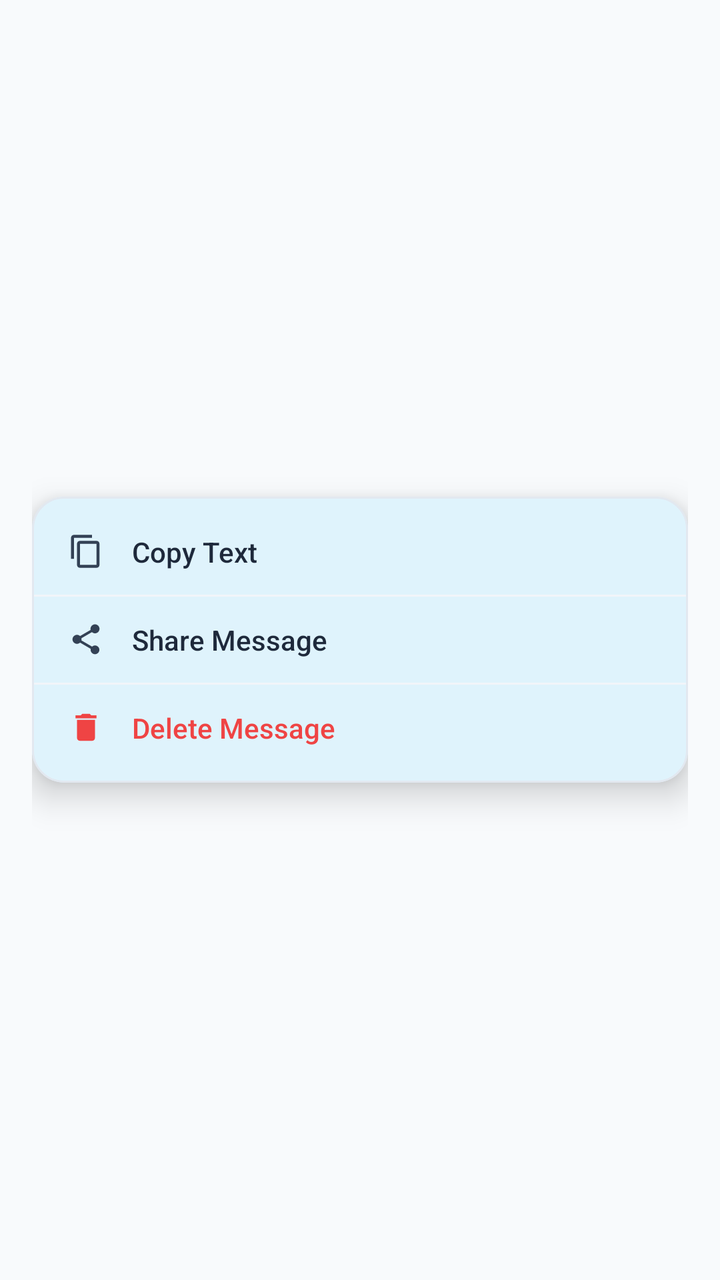
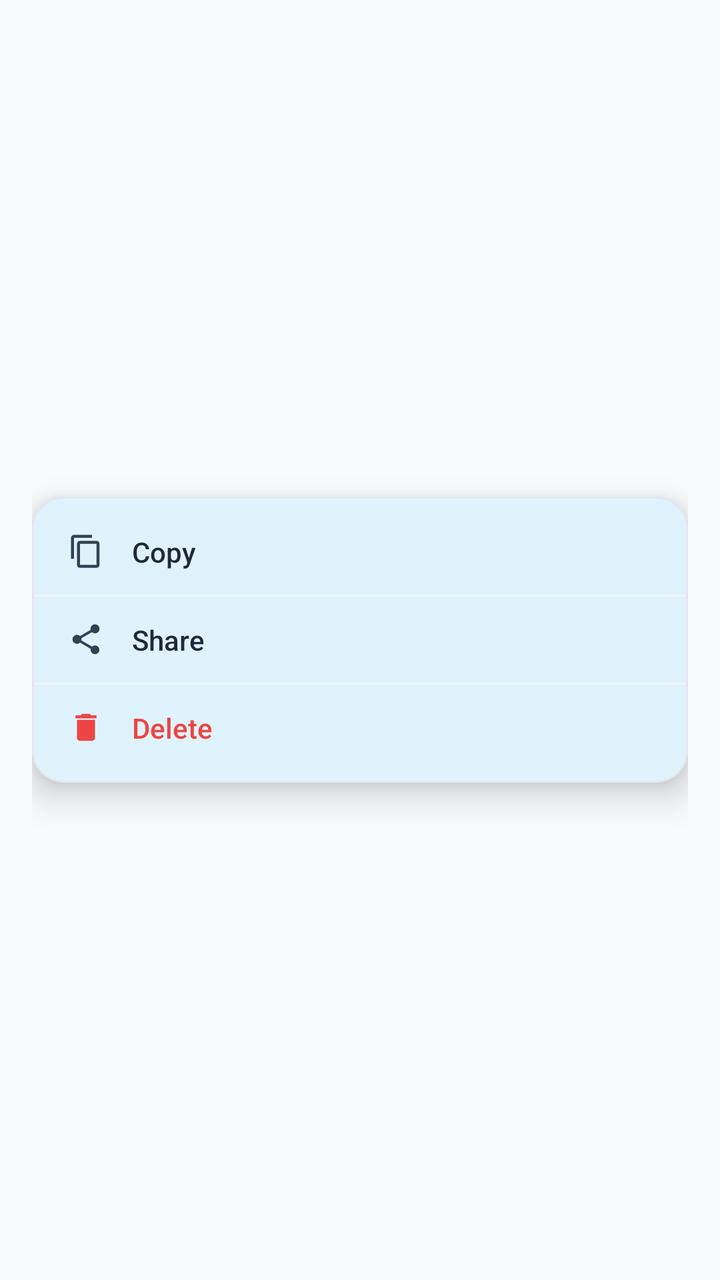

Two renders of the same Android screen: before a commit and after it. Below are the layout's source before the change and the commit's diff.
<!-- AndroidManifest.xml: application theme Theme.RealConnect -->
<!-- res/layout/dialog_message_options.xml -->
<?xml version="1.0" encoding="utf-8"?>
<FrameLayout xmlns:android="http://schemas.android.com/apk/res/android"
    xmlns:app="http://schemas.android.com/apk/res-auto"
    android:layout_width="wrap_content"
    android:layout_height="wrap_content"
    android:background="@android:color/transparent"
    android:padding="16dp">

    <com.google.android.material.card.MaterialCardView
        android:layout_width="wrap_content"
        android:layout_height="wrap_content"
        android:layout_gravity="center"
        app:cardBackgroundColor="#FFFFFF"
        app:cardCornerRadius="16dp"
        app:cardElevation="10dp"
        app:strokeColor="#E2E8F0"
        app:strokeWidth="1dp">

        <LinearLayout
            android:layout_width="wrap_content"
            android:layout_height="wrap_content"
            android:orientation="vertical"
            android:paddingVertical="6dp">

            
            <LinearLayout
                android:id="@+id/action_copy_msg"
                android:layout_width="match_parent"
                android:layout_height="wrap_content"
                android:background="?attr/selectableItemBackground"
                android:clickable="true"
                android:focusable="true"
                android:gravity="center_vertical"
                android:orientation="horizontal"
                android:paddingHorizontal="18dp"
                android:paddingVertical="12dp">

                <ImageView
                    android:layout_width="18dp"
                    android:layout_height="18dp"
                    android:src="@drawable/ic_copy"
                    app:tint="#334155" />

                <TextView
                    android:layout_width="wrap_content"
                    android:layout_height="wrap_content"
                    android:layout_marginStart="14dp"
                    android:fontFamily="sans-serif-medium"
                    android:text="Copy Text"
                    android:textColor="#1E293B"
                    android:textSize="14sp" />
            </LinearLayout>

            <View
                android:layout_width="match_parent"
                android:layout_height="1dp"
                android:background="#F1F5F9" />

            
            <LinearLayout
                android:id="@+id/action_share_msg"
                android:layout_width="match_parent"
                android:layout_height="wrap_content"
                android:background="?attr/selectableItemBackground"
                android:clickable="true"
                android:focusable="true"
                android:gravity="center_vertical"
                android:orientation="horizontal"
                android:paddingHorizontal="18dp"
                android:paddingVertical="12dp">

                <ImageView
                    android:layout_width="18dp"
                    android:layout_height="18dp"
                    android:src="@drawable/ic_share"
                    app:tint="#334155" />

                <TextView
                    android:layout_width="wrap_content"
                    android:layout_height="wrap_content"
                    android:layout_marginStart="14dp"
                    android:fontFamily="sans-serif-medium"
                    android:text="Share Message"
                    android:textColor="#1E293B"
                    android:textSize="14sp" />
            </LinearLayout>

            <View
                android:layout_width="match_parent"
                android:layout_height="1dp"
                android:background="#F1F5F9" />

            
            <LinearLayout
                android:id="@+id/action_delete_msg"
                android:layout_width="match_parent"
                android:layout_height="wrap_content"
                android:background="?attr/selectableItemBackground"
                android:clickable="true"
                android:focusable="true"
                android:gravity="center_vertical"
                android:orientation="horizontal"
                android:paddingHorizontal="18dp"
                android:paddingVertical="12dp">

                <ImageView
                    android:layout_width="18dp"
                    android:layout_height="18dp"
                    android:src="@drawable/ic_delete"
                    app:tint="#EF4444" />

                <TextView
                    android:layout_width="wrap_content"
                    android:layout_height="wrap_content"
                    android:layout_marginStart="14dp"
                    android:fontFamily="sans-serif-medium"
                    android:text="Delete Message"
                    android:textColor="#EF4444"
                    android:textSize="14sp" />
            </LinearLayout>

        </LinearLayout>
    </com.google.android.material.card.MaterialCardView>

</FrameLayout>
<!-- resources referenced by this layout -->
<resources>
  <!-- drawable ic_copy (drawable) -->
  <vector xmlns:android="http://schemas.android.com/apk/res/android"
      android:width="24dp"
      android:height="24dp"
      android:viewportWidth="24"
      android:viewportHeight="24">
    <path
        android:fillColor="@android:color/white"
        android:pathData="M16,1H4C2.9,1 2,1.9 2,3v14h2V3h12V1zm3,4H8C6.9,5 6,5.9 6,7v14c0,1.1 0.9,2 2,2h11c1.1,0 2,-0.9 2,-2V7c0,-1.1 -0.9,-2 -2,-2zm0,16H8V7h11v14z"/>
  </vector>
  <!-- drawable ic_delete (drawable) -->
  <vector xmlns:android="http://schemas.android.com/apk/res/android"
      android:width="24dp"
      android:height="24dp"
      android:viewportWidth="24"
      android:viewportHeight="24">
    <path
        android:fillColor="#EF4444"
        android:pathData="M6,19c0,1.1 0.9,2 2,2h8c1.1,0 2,-0.9 2,-2V7H6v12zM19,4h-3.5l-1,-1h-5l-1,1H5v2h14V4z"/>
  </vector>
  <!-- drawable ic_share (drawable) -->
  <vector xmlns:android="http://schemas.android.com/apk/res/android"
      android:width="24dp"
      android:height="24dp"
      android:viewportWidth="24"
      android:viewportHeight="24">
    <path
        android:fillColor="#0EA5E9"
        android:pathData="M18,16.08c-0.76,0 -1.44,0.3 -1.96,0.77L8.91,12.7c0.05,-0.23 0.09,-0.46 0.09,-0.7s-0.04,-0.47 -0.09,-0.7l7.05,-4.11c0.54,0.5 1.25,0.81 2.04,0.81 1.66,0 3,-1.34 3,-3s-1.34,-3 -3,-3 -3,1.34 -3,3c0,0.24 0.04,0.47 0.09,0.7L8.04,9.81C7.5,9.31 6.79,9 6,9c-1.66,0 -3,1.34 -3,3s1.34,3 3,3c0.79,0 1.5,-0.31 2.04,-0.81l7.12,4.16c-0.05,0.21 -0.08,0.43 -0.08,0.65 0,1.61 1.31,2.92 2.92,2.92s2.92,-1.31 2.92,-2.92c0,-1.61 -1.31,-2.92 -2.92,-2.92z"/>
  </vector>
  <style name="Theme.RealConnect" parent="Base.Theme.RealConnect" />
  <style name="Base.Theme.RealConnect" parent="Theme.Material3.DayNight.NoActionBar">
          
          <item name="colorPrimary">@color/colorPrimary</item>
          <item name="colorPrimaryVariant">@color/colorPrimaryDark</item>
          <item name="colorOnPrimary">@color/white</item>
          
          <item name="colorSecondary">@color/colorAccent</item>
          <item name="colorOnSecondary">@color/black</item>
  
          
          <item name="android:statusBarColor">@color/background</item>
          <item name="android:windowLightStatusBar">true</item>
  
          
          <item name="android:windowBackground">@color/background</item>
          <item name="colorSurface">@color/surface</item>
          <item name="colorOnSurface">@color/onSurface</item>
      </style>
  <color name="colorPrimary">#0EA5E9</color>
  <color name="colorPrimaryDark">#0284C7</color>
  <color name="white">#FFFFFF</color>
  <color name="colorAccent">#38BDF8</color>
  <color name="black">#000000</color>
  <color name="background">#F8FAFC</color>
  <color name="surface">#FFFFFF</color>
  <color name="onSurface">#0F172A</color>
</resources>

<!-- the commit's change to res/layout/dialog_message_options.xml (unified diff, before → after) -->
@@ -46,7 +46,7 @@
                     android:layout_height="wrap_content"
                     android:layout_marginStart="14dp"
                     android:fontFamily="sans-serif-medium"
-                    android:text="Copy Text"
+                    android:text="Copy"
                     android:textColor="#1E293B"
                     android:textSize="14sp" />
             </LinearLayout>
@@ -80,7 +80,7 @@
                     android:layout_height="wrap_content"
                     android:layout_marginStart="14dp"
                     android:fontFamily="sans-serif-medium"
-                    android:text="Share Message"
+                    android:text="Share"
                     android:textColor="#1E293B"
                     android:textSize="14sp" />
             </LinearLayout>
@@ -114,7 +114,7 @@
                     android:layout_height="wrap_content"
                     android:layout_marginStart="14dp"
                     android:fontFamily="sans-serif-medium"
-                    android:text="Delete Message"
+                    android:text="Delete"
                     android:textColor="#EF4444"
                     android:textSize="14sp" />
             </LinearLayout>
